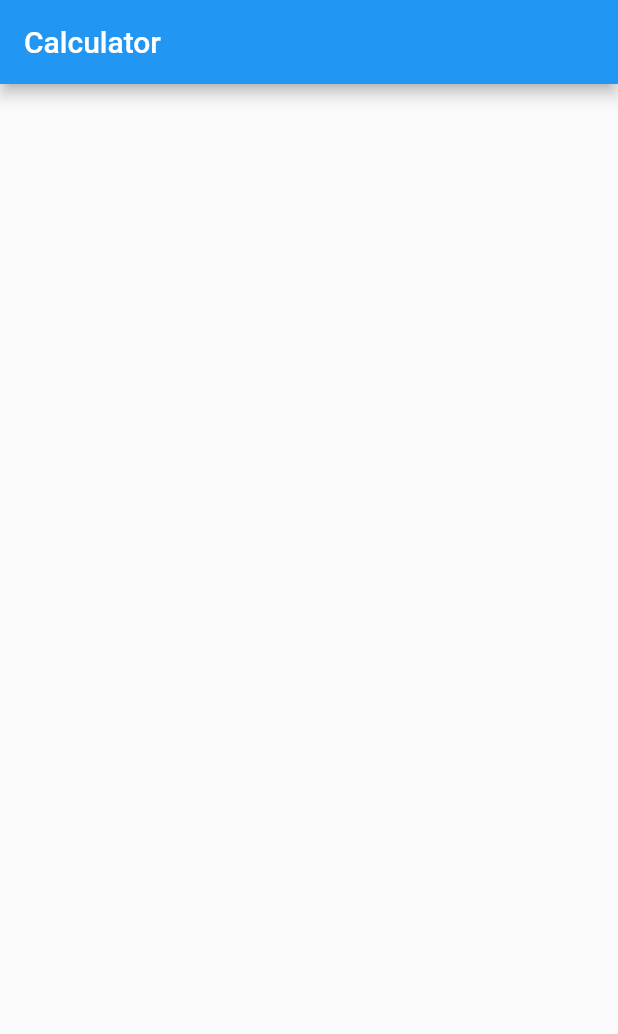
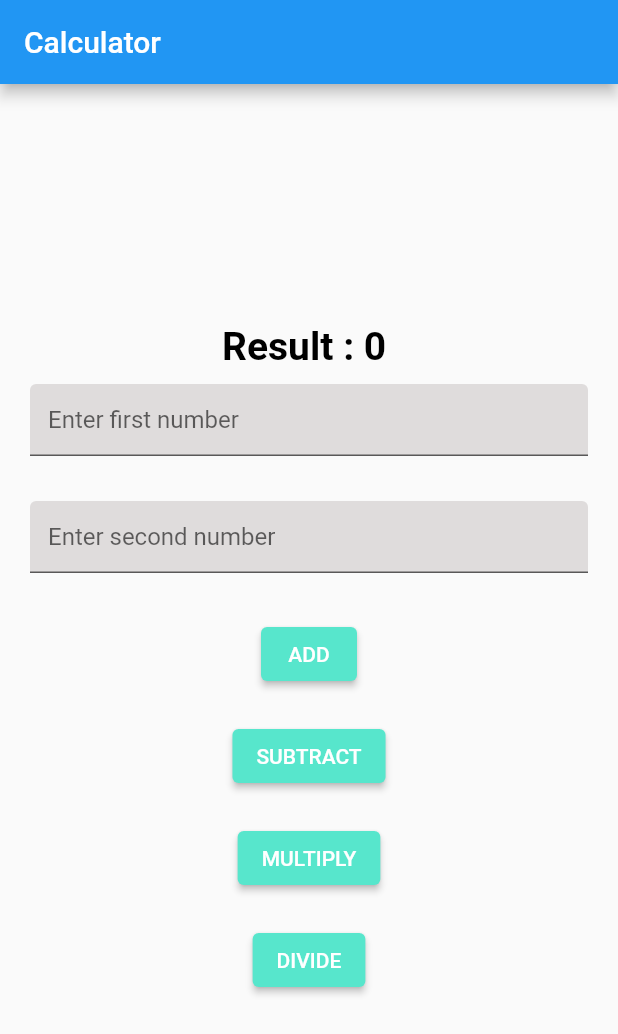
Before and after one commit to atika4562/flutter-atika-fundamental, a Flutter app: the screen it shows after launch, on a phone screen of 412 x 824 dp. Shown: the top 1034 px of the screen. Run offline on Flutter 3.47's test engine with Material 2 defaults, Android fonts, the phone set to English and light mode, and no system bars.

```diff
--- a/lib/main.dart
+++ b/lib/main.dart
@@ -11,17 +11,8 @@ class MyApp extends StatelessWidget {
   @override
   Widget build(BuildContext context) {
     return MaterialApp(
-      title: 'Flutter Demo',
+      title: 'Mini Project',
       theme: ThemeData(
-        // This is the theme of your application.
-        //
-        // Try running your application with "flutter run". You'll see the
-        // application has a blue toolbar. Then, without quitting the app, try
-        // changing the primarySwatch below to Colors.green and then invoke
-        // "hot reload" (press "r" in the console where you ran "flutter run",
-        // or simply save your changes to "hot reload" in a Flutter IDE).
-        // Notice that the counter didn't reset back to zero; the application
-        // is not restarted.
         primarySwatch: Colors.blue,
       ),
       home: const MyHomePage(title: 'Calculator'),
@@ -32,15 +23,6 @@ class MyApp extends StatelessWidget {
 class MyHomePage extends StatefulWidget {
   const MyHomePage({super.key, required this.title});
 
-  // This widget is the home page of your application. It is stateful, meaning
-  // that it has a State object (defined below) that contains fields that affect
-  // how it looks.
-
-  // This class is the configuration for the state. It holds the values (in this
-  // case the title) provided by the parent (in this case the App widget) and
-  // used by the build method of the State. Fields in a Widget subclass are
-  // always marked "final".
-
   final String title;
 
   @override
@@ -48,26 +30,135 @@ class MyHomePage extends StatefulWidget {
 }
 
 class _MyHomePageState extends State<MyHomePage> {
-  int _counter = 0;
 
-  void _incrementCounter() {
+  TextEditingController bil1 = TextEditingController();
+  TextEditingController bil2 = TextEditingController();
+  int? result = 0, num1 = 0, num2 = 0;
+
+  add() {
     setState(() {
-      // This call to setState tells the Flutter framework that something has
-      // changed in this State, which causes it to rerun the build method below
-      // so that the display can reflect the updated values. If we changed
-      // _counter without calling setState(), then the build method would not be
-      // called again, and so nothing would appear to happen.
-      _counter++;
+      num1 = int.parse(bil1.text);
+      num2 = int.parse(bil2.text);
+      result = num1! + num2!;
+    });
+  }
+
+  subtract() {
+    setState(() {
+      num1 = int.parse(bil1.text);
+      num2 = int.parse(bil2.text);
+      result = num1! - num2!;
+    });
+  }
+
+  multiply() {
+    setState(() {
+      num1 = int.parse(bil1.text);
+      num2 = int.parse(bil2.text);
+      result = num1! * num2!;
+    });
+  }
+
+  divide() {
+    setState(() {
+      num1 = int.parse(bil1.text);
+      num2 = int.parse(bil2.text);
+      result = num1! ~/ num2!;
     });
   }
 
   @override
   Widget build(BuildContext context) {
-
     return Scaffold(
       appBar: AppBar(
         title: Text(widget.title),
       ),
+      body: Container(
+        margin: EdgeInsets.all(20),
+        child: Column(
+          mainAxisAlignment: MainAxisAlignment.center,
+          crossAxisAlignment: CrossAxisAlignment.center,
+          children: <Widget>[
+            Text(
+              'Result : $result ',
+              style: TextStyle(
+                  fontSize: 26,
+                  color: Colors.black,
+                  fontWeight: FontWeight.bold),
+            ),
+            SizedBox(
+              height: 10,
+            ),
+            TextField(
+                controller: bil1,
+                decoration: InputDecoration(
+                    fillColor: Color.fromARGB(255, 223, 220, 220),
+                    filled: true,
+                    hintText: "Enter first number")),
+            SizedBox(
+              height: 30,
+            ),
+            TextField(
+                controller: bil2,
+                decoration: InputDecoration(
+                    fillColor: Color.fromARGB(255, 223, 220, 220),
+                    filled: true,
+                    hintText: "Enter second number")),
+            SizedBox(
+              height: 30,
+            ),
+            ElevatedButton(
+              onPressed: () {
+                add();
+                bil1.clear();
+                bil2.clear();
+              },
+              child: Text('ADD'),
+              style: ElevatedButton.styleFrom(
+                  backgroundColor: Color.fromRGBO(87, 230, 204, 1)),
+            ),
+            SizedBox(
+              height: 20,
+            ),
+            ElevatedButton(
+              onPressed: () {
+                subtract();
+                bil1.clear();
+                bil2.clear();
+              },
+              child: Text('SUBTRACT'),
+              style: ElevatedButton.styleFrom(
+                  backgroundColor: Color.fromRGBO(87, 230, 204, 1)),
+            ),
+            SizedBox(
+              height: 20,
+            ),
+            ElevatedButton(
+              onPressed: () {
+                multiply();
+                bil1.clear();
+                bil2.clear();
+              },
+              child: Text('MULTIPLY'),
+              style: ElevatedButton.styleFrom(
+                  backgroundColor: Color.fromRGBO(87, 230, 204, 1)),
+            ),
+            SizedBox(
+              height: 20,
+            ),
+            ElevatedButton(
+              onPressed: () {
+                divide();
+                bil1.clear();
+                bil2.clear();
+              },
+              child: Text('DIVIDE'),
+              style: ElevatedButton.styleFrom(
+                  backgroundColor: Color.fromRGBO(87, 230, 204, 1))),
+
+          ],
+        ),
+      ),
     );
   }
 }
```
